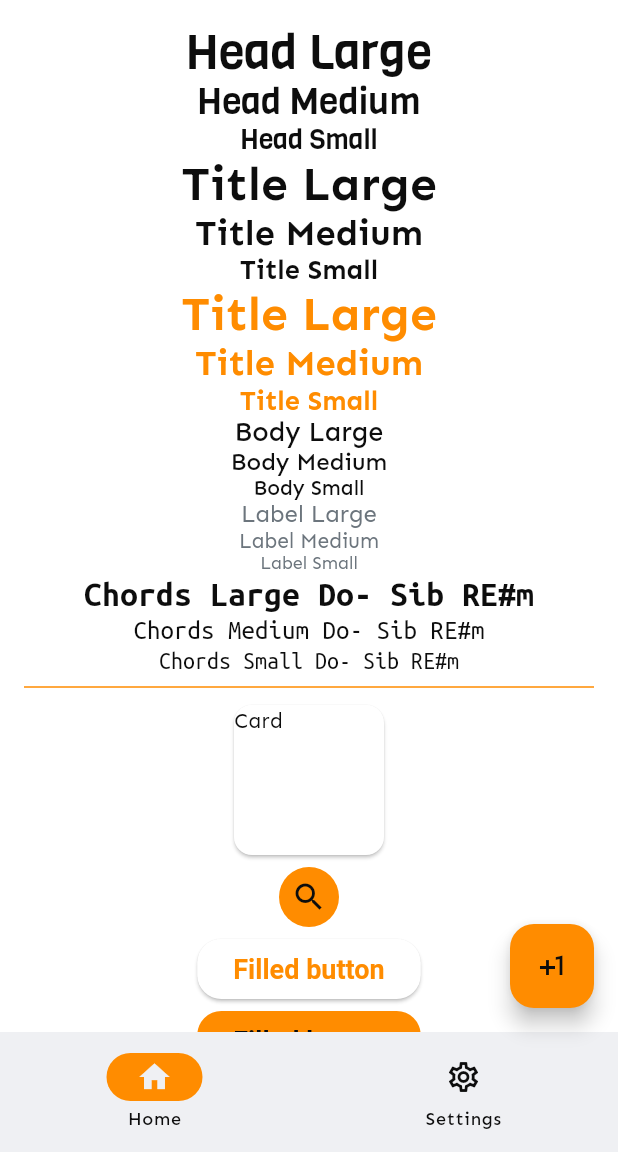
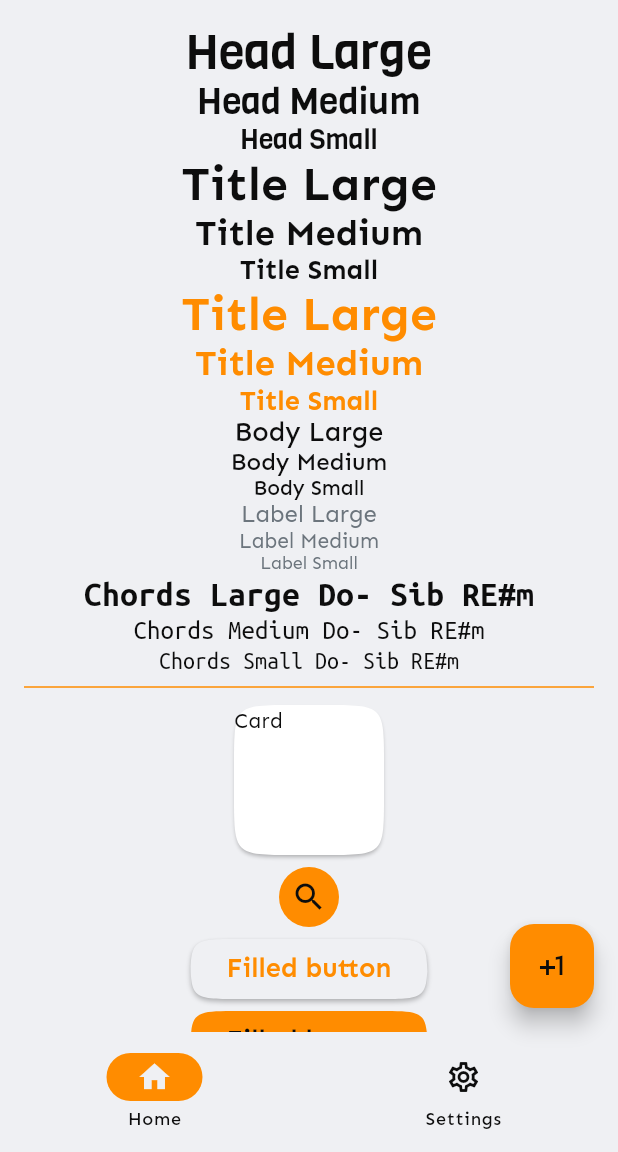
Before and after one commit to VinRu5/twelve_notes, a Flutter app: the screen it shows after launch, on a phone screen of 412 x 824 dp, the part 84-1236 px from its top. Run offline on Flutter 3.47's test engine with Material 3 defaults, Android fonts, the light colour scheme and no system bars; our stand-ins replace auto_route, flutter_bloc, supabase_flutter, talker; missing offline and left inert: talker_bloc_logger, window_manager; accounts and stored records are empty; generated files the repository leaves out were written again; statements that could not run were skipped.

Commit message:
feat: alignement to old project

```diff
--- /dev/null
+++ b/l10n.yaml
@@ -0,0 +1,4 @@
+arb-dir: lib/l10n
+template-arb-file: app_en.arb
+output-localization-file: app_localizations.dart
+nullable-getter: false
--- a/lib/src/theme/twelve_theme.dart
+++ b/lib/src/theme/twelve_theme.dart
@@ -24,6 +24,7 @@ class TwelveTheme {
         searchBarTheme: _searchBarThemeDataLight,
         searchViewTheme: _searchViewThemeDataLight,
         chipTheme: _chipThemeDataLight,
+        cardTheme: _cardThemeDataLight,
       );
 
   static ThemeData get dark => ThemeData(
@@ -45,6 +46,7 @@ class TwelveTheme {
         searchBarTheme: _searchBarThemeDataDark,
         searchViewTheme: _searchViewThemeDataDark,
         chipTheme: _chipThemeDataDark,
+        cardTheme: _cardThemeDataDark,
       );
 
   static final TwelveTypographyExtension _typographyLight =
@@ -61,10 +63,9 @@ class TwelveTheme {
     onSecondary: TwelveColors.textLight,
     error: TwelveColors.error,
     onError: TwelveColors.textDark,
-    background: TwelveColors.bgLight,
-    onBackground: TwelveColors.textLight,
-    surface: TwelveColors.surfaceLight,
+    surface: TwelveColors.bgLight,
     onSurface: TwelveColors.textLight,
+    surfaceContainerHighest: TwelveColors.surfaceLight,
     outline: TwelveColors.primary,
   );
   static const ColorScheme _colorSchemeDark = ColorScheme(
@@ -75,10 +76,9 @@ class TwelveTheme {
     onSecondary: TwelveColors.textDark,
     error: TwelveColors.error,
     onError: TwelveColors.textDark,
-    background: TwelveColors.bgDark,
-    onBackground: TwelveColors.textDark,
-    surface: TwelveColors.surfaceDark,
+    surface: TwelveColors.bgDark,
     onSurface: TwelveColors.textDark,
+    surfaceContainerHighest: TwelveColors.surfaceDark,
     outline: TwelveColors.primary,
   );
 
@@ -87,12 +87,24 @@ class TwelveTheme {
   );
 
   static const AppBarTheme _appBarThemeLight = AppBarTheme(
+    surfaceTintColor: TwelveColors.bgLight,
     color: TwelveColors.bgLight,
     centerTitle: true,
+    shape: RoundedRectangleBorder(
+      borderRadius: BorderRadius.vertical(
+        bottom: Radius.circular(24.0),
+      ),
+    ),
   );
   static const AppBarTheme _appBarThemeDark = AppBarTheme(
+    surfaceTintColor: TwelveColors.bgDark,
     color: TwelveColors.bgDark,
     centerTitle: true,
+    shape: RoundedRectangleBorder(
+      borderRadius: BorderRadius.vertical(
+        bottom: Radius.circular(32),
+      ),
+    ),
   );
 
   static const NavigationBarThemeData _navigationBarThemeLight = NavigationBarThemeData(
@@ -111,16 +123,16 @@ class TwelveTheme {
   static final FilledButtonThemeData _filledButtonThemeDataLight = FilledButtonThemeData(
     style: FilledButton.styleFrom(
       textStyle: _typographyLight.buttonText,
-      shape: RoundedRectangleBorder(
-        borderRadius: BorderRadius.circular(16.0),
+      shape: ContinuousRectangleBorder(
+        borderRadius: BorderRadius.circular(32.0),
       ),
     ),
   );
   static final FilledButtonThemeData _filledButtonThemeDataDark = FilledButtonThemeData(
     style: FilledButton.styleFrom(
       textStyle: _typographyDark.buttonText,
-      shape: RoundedRectangleBorder(
-        borderRadius: BorderRadius.circular(16.0),
+      shape: ContinuousRectangleBorder(
+        borderRadius: BorderRadius.circular(32.0),
       ),
     ),
   );
@@ -128,16 +140,16 @@ class TwelveTheme {
   static final ElevatedButtonThemeData _elevatedButtonThemeDataLight = ElevatedButtonThemeData(
     style: ElevatedButton.styleFrom(
       textStyle: _typographyLight.buttonText,
-      shape: RoundedRectangleBorder(
-        borderRadius: BorderRadius.circular(16.0),
+      shape: ContinuousRectangleBorder(
+        borderRadius: BorderRadius.circular(32.0),
       ),
     ),
   );
   static final ElevatedButtonThemeData _elevatedButtonThemeDataDark = ElevatedButtonThemeData(
     style: ElevatedButton.styleFrom(
       textStyle: _typographyDark.buttonText,
-      shape: RoundedRectangleBorder(
-        borderRadius: BorderRadius.circular(16.0),
+      shape: ContinuousRectangleBorder(
+        borderRadius: BorderRadius.circular(32.0),
       ),
     ),
   );
@@ -145,16 +157,16 @@ class TwelveTheme {
   static final TextButtonThemeData _textButtonThemeDataLight = TextButtonThemeData(
     style: TextButton.styleFrom(
       textStyle: _typographyLight.buttonText,
-      shape: RoundedRectangleBorder(
-        borderRadius: BorderRadius.circular(16.0),
+      shape: ContinuousRectangleBorder(
+        borderRadius: BorderRadius.circular(32.0),
       ),
     ),
   );
   static final TextButtonThemeData _textButtonThemeDataDark = TextButtonThemeData(
     style: TextButton.styleFrom(
       textStyle: _typographyDark.buttonText,
-      shape: RoundedRectangleBorder(
-        borderRadius: BorderRadius.circular(16.0),
+      shape: ContinuousRectangleBorder(
+        borderRadius: BorderRadius.circular(32.0),
       ),
     ),
   );
@@ -162,16 +174,16 @@ class TwelveTheme {
   static final OutlinedButtonThemeData _outlinedButtonThemeDataLight = OutlinedButtonThemeData(
     style: OutlinedButton.styleFrom(
       textStyle: _typographyLight.buttonText,
-      shape: RoundedRectangleBorder(
-        borderRadius: BorderRadius.circular(16.0),
+      shape: ContinuousRectangleBorder(
+        borderRadius: BorderRadius.circular(32.0),
       ),
     ),
   );
   static final OutlinedButtonThemeData _outlinedButtonThemeDataDark = OutlinedButtonThemeData(
     style: OutlinedButton.styleFrom(
       textStyle: _typographyDark.buttonText,
-      shape: RoundedRectangleBorder(
-        borderRadius: BorderRadius.circular(16.0),
+      shape: ContinuousRectangleBorder(
+        borderRadius: BorderRadius.circular(32.0),
       ),
     ),
   );
@@ -188,39 +200,41 @@ class TwelveTheme {
     ),
   );
 
-  static const InputDecorationTheme _inputDecorationThemeLight = InputDecorationTheme(
-    border: OutlineInputBorder(
+  static final InputDecorationTheme _inputDecorationThemeLight = InputDecorationTheme(
+    border: const OutlineInputBorder(
       borderRadius: BorderRadius.all(Radius.circular(24.0)),
     ),
     filled: true,
+    errorStyle: _typographyLight.errorStyle,
   );
-  static const InputDecorationTheme _inputDecorationThemeDark = InputDecorationTheme(
-    border: OutlineInputBorder(
+  static final InputDecorationTheme _inputDecorationThemeDark = InputDecorationTheme(
+    border: const OutlineInputBorder(
       borderRadius: BorderRadius.all(Radius.circular(24.0)),
     ),
     filled: true,
+    errorStyle: _typographyDark.errorStyle,
   );
 
   static const SearchBarThemeData _searchBarThemeDataLight = SearchBarThemeData(
-    backgroundColor: MaterialStatePropertyAll(TwelveColors.surfaceLight),
-    shadowColor: MaterialStatePropertyAll(TwelveColors.primary),
-    surfaceTintColor: MaterialStatePropertyAll(Colors.white54),
-    shape: MaterialStatePropertyAll(
-      RoundedRectangleBorder(
+    backgroundColor: WidgetStatePropertyAll(TwelveColors.surfaceLight),
+    shadowColor: WidgetStatePropertyAll(TwelveColors.primary),
+    surfaceTintColor: WidgetStatePropertyAll(Colors.white54),
+    shape: WidgetStatePropertyAll(
+      ContinuousRectangleBorder(
         borderRadius: BorderRadius.all(
-          Radius.circular(24.0),
+          Radius.circular(40.0),
         ),
       ),
     ),
   );
   static const SearchBarThemeData _searchBarThemeDataDark = SearchBarThemeData(
-    backgroundColor: MaterialStatePropertyAll(TwelveColors.surfaceDark),
-    shadowColor: MaterialStatePropertyAll(TwelveColors.primary),
-    surfaceTintColor: MaterialStatePropertyAll(TwelveColors.surfaceLight),
-    shape: MaterialStatePropertyAll(
-      RoundedRectangleBorder(
+    backgroundColor: WidgetStatePropertyAll(TwelveColors.surfaceDark),
+    shadowColor: WidgetStatePropertyAll(TwelveColors.primary),
+    surfaceTintColor: WidgetStatePropertyAll(TwelveColors.surfaceLight),
+    shape: WidgetStatePropertyAll(
+      ContinuousRectangleBorder(
         borderRadius: BorderRadius.all(
-          Radius.circular(24.0),
+          Radius.circular(40.0),
         ),
       ),
     ),
@@ -243,4 +257,21 @@ class TwelveTheme {
     selectedColor: TwelveColors.primary,
     showCheckmark: false,
   );
+
+  static const CardTheme _cardThemeDataLight = CardTheme(
+    color: TwelveColors.surfaceLight,
+    shape: ContinuousRectangleBorder(
+      borderRadius: BorderRadius.all(
+        Radius.circular(40.0),
+      ),
+    ),
+  );
+  static const CardTheme _cardThemeDataDark = CardTheme(
+    color: TwelveColors.surfaceDark,
+    shape: ContinuousRectangleBorder(
+      borderRadius: BorderRadius.all(
+        Radius.circular(40.0),
+      ),
+    ),
+  );
 }
--- a/lib/src/theme/twelve_typography.dart
+++ b/lib/src/theme/twelve_typography.dart
@@ -104,10 +104,17 @@ class TwelveTypographyExtension extends ThemeExtension<TwelveTypographyExtension
       letterSpacing: 0,
     ),
     this.buttonText = const TextStyle(
+      fontFamily: 'Sen',
       fontWeight: FontWeight.w600,
       fontSize: 18,
       height: 21 / 18,
       letterSpacing: 0,
+    ),
+    this.errorStyle = const TextStyle(
+      fontWeight: FontWeight.w600,
+      fontSize: 14,
+      height: 16 / 14,
+      letterSpacing: .2,
     ),
   })  : labelLarge = TextStyle(
           color: brightness == Brightness.light
@@ -162,6 +169,8 @@ class TwelveTypographyExtension extends ThemeExtension<TwelveTypographyExtension
 
   final TextStyle buttonText;
 
+  final TextStyle errorStyle;
+
   @override
   TwelveTypographyExtension copyWith({
     TextStyle? headlineLarge,
@@ -183,6 +192,7 @@ class TwelveTypographyExtension extends ThemeExtension<TwelveTypographyExtension
     TextStyle? chordLarge,
     TextStyle? chordMedium,
     TextStyle? chordSmall,
+    TextStyle? errorStyle,
   }) {
     return TwelveTypographyExtension(
       brightness,
@@ -205,6 +215,7 @@ class TwelveTypographyExtension extends ThemeExtension<TwelveTypographyExtension
       chordLarge: chordLarge ?? this.chordLarge,
       chordMedium: chordMedium ?? this.chordMedium,
       chordSmall: chordSmall ?? this.chordSmall,
+      errorStyle: errorStyle ?? this.errorStyle,
     );
   }
 
```
Also changed, not shown: lib/l10n/app_en.arb (added, +35 -0 lines), lib/l10n/app_it.arb (added, +35 -0 lines), lib/main.dart (+41 -2 lines), lib/src/errors/errors.dart (added, +13 -0 lines), lib/src/misc/app_assets.dart (added, +12 -0 lines), lib/src/misc/app_localization_extension.dart (added, +7 -0 lines), lib/src/misc/constants.dart (added, +9 -0 lines), lib/src/misc/environment.dart (added, +9 -0 lines), lib/src/misc/responsive_builder.dart (added, +46 -0 lines), lib/src/router/app_router.dart (added, +60 -0 lines), lib/src/utils/logger.dart (added, +7 -0 lines), lib/src/utils/position_render_mixin.dart (added, +9 -0 lines), lib/src/welcome/presentation/pages/welcome_page.dart (added, +12 -0 lines), lib/src/router/app_router.gr.dart (added).
